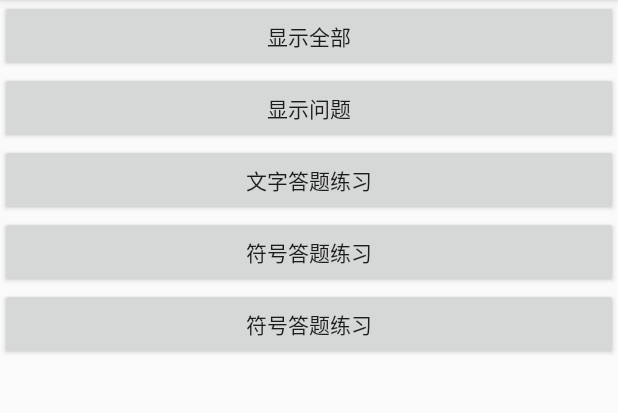
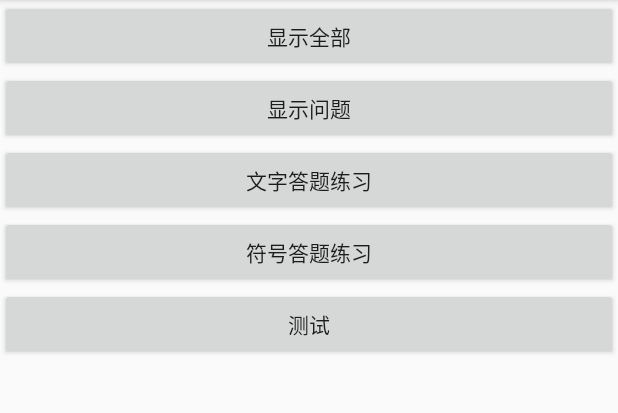
Before and after one commit to wangaijun/TestLighting, an Android app: the screen it shows after launch (MainActivity), on a phone screen of 412 x 824 dp, the part 84-497 px from its top. Run offline under Robolectric (Android 15) with nearby library versions, the phone set to English and light mode, and no system bars.

Commit message:
小测试

```diff
--- a/app/src/main/res/layout/activity_main.xml
+++ b/app/src/main/res/layout/activity_main.xml
@@ -35,7 +35,7 @@
             android:id="@+id/btnTest"
             android:layout_width="match_parent"
             android:layout_height="wrap_content"
-            android:text="符号答题练习" />
+            android:text="测试" />
 
 
 </LinearLayout>
```
